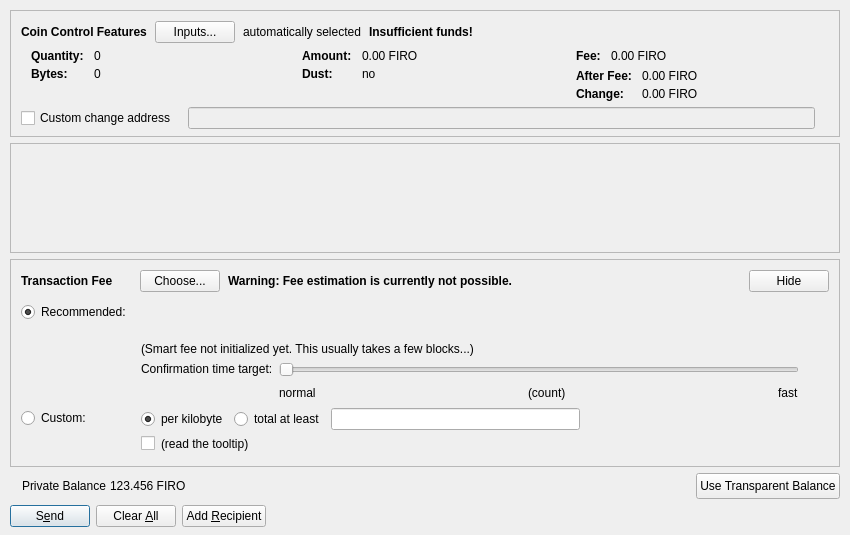
Above: src/qt/forms/sendcoinsdialog.ui from firoorg/firo before the change. Below: the same form after it.
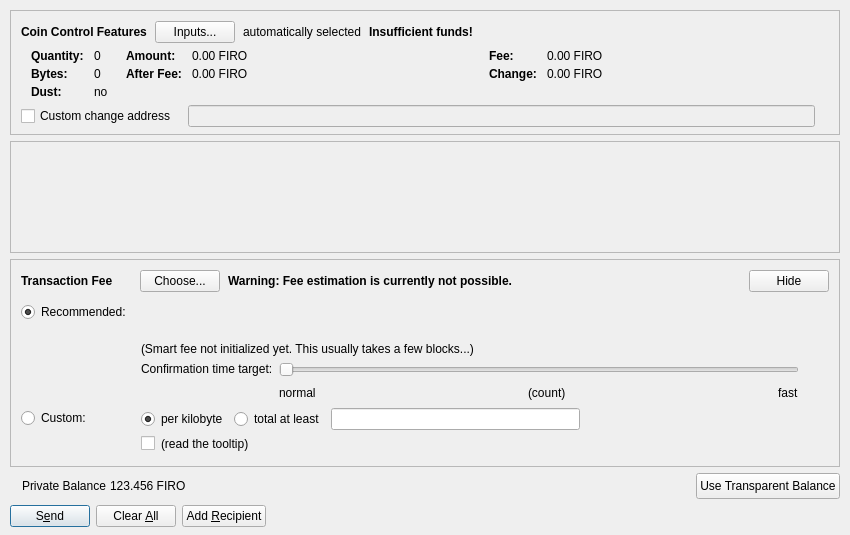
That is the form after the change. Custom widgets are drawn as their Qt base class.

Commit message: Qt: Fit coin control with fallback fonts in CI

What changed in the file:
```diff
--- a/src/qt/forms/sendcoinsdialog.ui
+++ b/src/qt/forms/sendcoinsdialog.ui
@@ -191,7 +191,7 @@
             <number>0</number>
            </property>
            <item>
-            <layout class="QGridLayout" name="horizontalLayoutCoinControl3" columnstretch="1,1,1">
+            <layout class="QGridLayout" name="horizontalLayoutCoinControl3" columnstretch="0,1,1">
              <property name="spacing">
               <number>6</number>
              </property>
@@ -201,8 +201,11 @@
              <property name="bottomMargin">
               <number>6</number>
              </property>
-             <item row="0" column="0" rowspan="2">
+             <item row="0" column="0">
               <layout class="QFormLayout" name="formLayoutCoinControl1">
+               <property name="rowWrapPolicy">
+                <enum>QFormLayout::WrapLongRows</enum>
+               </property>
                <property name="horizontalSpacing">
                 <number>10</number>
                </property>
@@ -282,58 +285,7 @@
                  </property>
                 </widget>
                </item>
-              </layout>
-             </item>
-             <item row="0" column="1" rowspan="2">
-              <layout class="QFormLayout" name="formLayoutCoinControl2">
-               <property name="horizontalSpacing">
-                <number>10</number>
-               </property>
-               <property name="verticalSpacing">
-                <number>4</number>
-               </property>
-               <property name="leftMargin">
-                <number>6</number>
-               </property>
-               <property name="topMargin">
-                <number>0</number>
-               </property>
-               <property name="rightMargin">
-                <number>6</number>
-               </property>
-               <item row="0" column="0">
-                <widget class="QLabel" name="labelCoinControlAmountText">
-                 <property name="font">
-                  <font>
-                   <weight>75</weight>
-                   <bold>true</bold>
-                  </font>
-                 </property>
-                 <property name="text">
-                  <string>Amount:</string>
-                 </property>
-                 <property name="margin">
-                  <number>0</number>
-                 </property>
-                </widget>
-               </item>
-               <item row="0" column="1">
-                <widget class="QLabel" name="labelCoinControlAmount">
-                 <property name="cursor">
-                  <cursorShape>IBeamCursor</cursorShape>
-                 </property>
-                 <property name="contextMenuPolicy">
-                  <enum>Qt::ActionsContextMenu</enum>
-                 </property>
-                 <property name="text">
-                  <string notr="true">0.00 FIRO</string>
-                 </property>
-                 <property name="textInteractionFlags">
-                  <set>Qt::LinksAccessibleByMouse|Qt::TextSelectableByKeyboard|Qt::TextSelectableByMouse</set>
-                 </property>
-                </widget>
-               </item>
-               <item row="1" column="0">
+               <item row="2" column="0">
                 <widget class="QLabel" name="labelCoinControlLowOutputText">
                  <property name="font">
                   <font>
@@ -346,7 +298,7 @@
                  </property>
                 </widget>
                </item>
-               <item row="1" column="1">
+               <item row="2" column="1">
                 <widget class="QLabel" name="labelCoinControlLowOutput">
                  <property name="cursor">
                   <cursorShape>IBeamCursor</cursorShape>
@@ -364,8 +316,97 @@
                </item>
               </layout>
              </item>
+             <item row="0" column="1">
+              <layout class="QFormLayout" name="formLayoutCoinControl2">
+               <property name="rowWrapPolicy">
+                <enum>QFormLayout::WrapLongRows</enum>
+               </property>
+               <property name="horizontalSpacing">
+                <number>10</number>
+               </property>
+               <property name="verticalSpacing">
+                <number>4</number>
+               </property>
+               <property name="leftMargin">
+                <number>6</number>
+               </property>
+               <property name="topMargin">
+                <number>0</number>
+               </property>
+               <property name="rightMargin">
+                <number>6</number>
+               </property>
+               <item row="0" column="0">
+                <widget class="QLabel" name="labelCoinControlAmountText">
+                 <property name="font">
+                  <font>
+                   <weight>75</weight>
+                   <bold>true</bold>
+                  </font>
+                 </property>
+                 <property name="text">
+                  <string>Amount:</string>
+                 </property>
+                 <property name="margin">
+                  <number>0</number>
+                 </property>
+                </widget>
+               </item>
+               <item row="0" column="1">
+                <widget class="QLabel" name="labelCoinControlAmount">
+                 <property name="cursor">
+                  <cursorShape>IBeamCursor</cursorShape>
+                 </property>
+                 <property name="contextMenuPolicy">
+                  <enum>Qt::ActionsContextMenu</enum>
+                 </property>
+                 <property name="text">
+                  <string notr="true">0.00 FIRO</string>
+                 </property>
+                 <property name="textInteractionFlags">
+                  <set>Qt::LinksAccessibleByMouse|Qt::TextSelectableByKeyboard|Qt::TextSelectableByMouse</set>
+                 </property>
+                </widget>
+               </item>
+               <item row="1" column="0">
+                <widget class="QLabel" name="labelCoinControlAfterFeeText">
+                 <property name="font">
+                  <font>
+                   <weight>75</weight>
+                   <bold>true</bold>
+                  </font>
+                 </property>
+                 <property name="text">
+                  <string>After Fee:</string>
+                 </property>
+                 <property name="margin">
+                  <number>0</number>
+                 </property>
+                </widget>
+               </item>
+               <item row="1" column="1">
+                <widget class="QLabel" name="labelCoinControlAfterFee">
+                 <property name="cursor">
+                  <cursorShape>IBeamCursor</cursorShape>
+                 </property>
+                 <property name="contextMenuPolicy">
+                  <enum>Qt::ActionsContextMenu</enum>
+                 </property>
+                 <property name="text">
+                  <string notr="true">0.00 FIRO</string>
+                 </property>
+                 <property name="textInteractionFlags">
+                  <set>Qt::LinksAccessibleByMouse|Qt::TextSelectableByKeyboard|Qt::TextSelectableByMouse</set>
+                 </property>
+                </widget>
+               </item>
+              </layout>
+             </item>
              <item row="0" column="2">
               <layout class="QFormLayout" name="formLayoutCoinControl3">
+               <property name="rowWrapPolicy">
+                <enum>QFormLayout::WrapLongRows</enum>
+               </property>
                <property name="horizontalSpacing">
                 <number>10</number>
                </property>
@@ -399,57 +440,6 @@
                </item>
                <item row="0" column="1">
                 <widget class="QLabel" name="labelCoinControlFee">
-                 <property name="cursor">
-                  <cursorShape>IBeamCursor</cursorShape>
-                 </property>
-                 <property name="contextMenuPolicy">
-                  <enum>Qt::ActionsContextMenu</enum>
-                 </property>
-                 <property name="text">
-                  <string notr="true">0.00 FIRO</string>
-                 </property>
-                 <property name="textInteractionFlags">
-                  <set>Qt::LinksAccessibleByMouse|Qt::TextSelectableByKeyboard|Qt::TextSelectableByMouse</set>
-                 </property>
-                </widget>
-               </item>
-              </layout>
-             </item>
-             <item row="1" column="2">
-              <layout class="QFormLayout" name="formLayoutCoinControl4">
-               <property name="horizontalSpacing">
-                <number>10</number>
-               </property>
-               <property name="verticalSpacing">
-                <number>4</number>
-               </property>
-               <property name="leftMargin">
-                <number>6</number>
-               </property>
-               <property name="topMargin">
-                <number>0</number>
-               </property>
-               <property name="rightMargin">
-                <number>6</number>
-               </property>
-               <item row="0" column="0">
-                <widget class="QLabel" name="labelCoinControlAfterFeeText">
-                 <property name="font">
-                  <font>
-                   <weight>75</weight>
-                   <bold>true</bold>
-                  </font>
-                 </property>
-                 <property name="text">
-                  <string>After Fee:</string>
-                 </property>
-                 <property name="margin">
-                  <number>0</number>
-                 </property>
-                </widget>
-               </item>
-               <item row="0" column="1">
-                <widget class="QLabel" name="labelCoinControlAfterFee">
                  <property name="cursor">
                   <cursorShape>IBeamCursor</cursorShape>
                  </property>
```
The commit also changes 3 other files.
